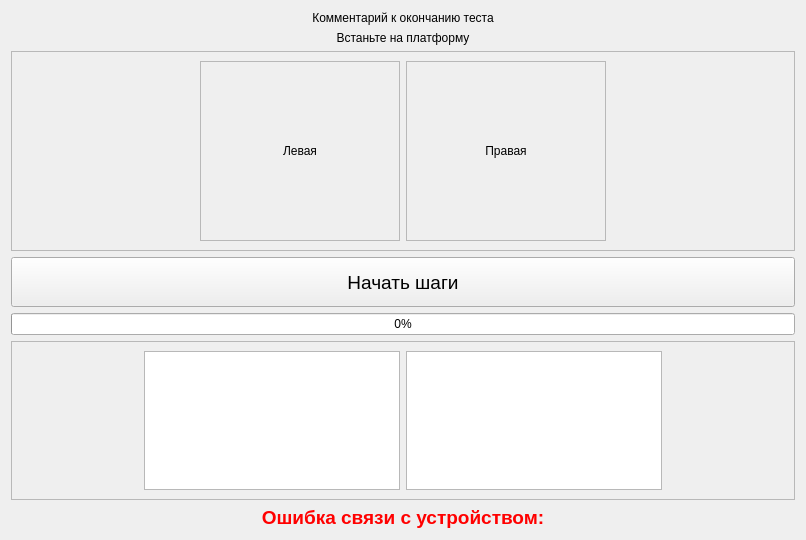
Above: metodics/jump_plate/teppingtest/teppingtestexecute.ui from grigp/a-analyser before the change. Below: the same form after it.
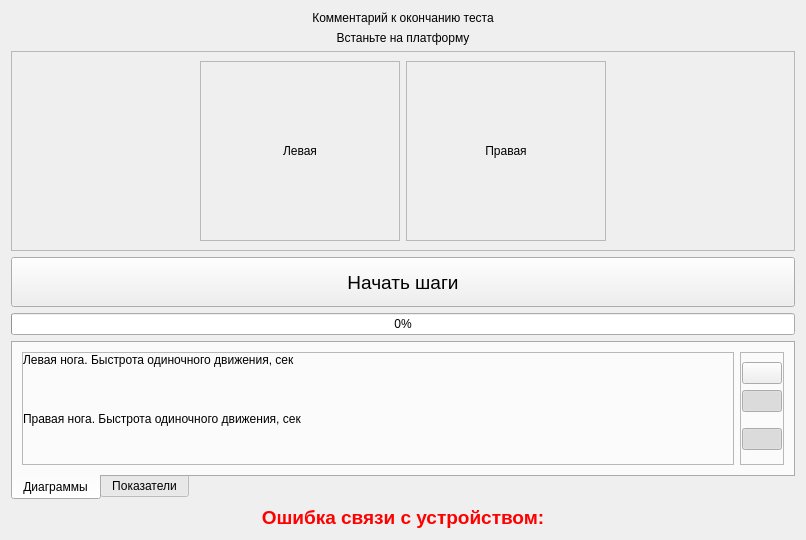
That is the form after the change. Icons and pictures are not drawn. Custom widgets are drawn as their Qt base class.

The edit to the form file:
```diff
--- a/metodics/jump_plate/teppingtest/teppingtestexecute.ui
+++ b/metodics/jump_plate/teppingtest/teppingtestexecute.ui
@@ -170,6 +170,228 @@
     </widget>
    </item>
    <item>
+    <widget class="QTabWidget" name="twPages">
+     <property name="tabPosition">
+      <enum>QTabWidget::South</enum>
+     </property>
+     <property name="currentIndex">
+      <number>0</number>
+     </property>
+     <widget class="QWidget" name="tabDiags">
+      <attribute name="title">
+       <string>Диаграммы</string>
+      </attribute>
+      <layout class="QHBoxLayout" name="horizontalLayout_3">
+       <item>
+        <widget class="QFrame" name="frDiags">
+         <property name="frameShape">
+          <enum>QFrame::StyledPanel</enum>
+         </property>
+         <property name="frameShadow">
+          <enum>QFrame::Raised</enum>
+         </property>
+         <layout class="QVBoxLayout" name="verticalLayout_6">
+          <property name="leftMargin">
+           <number>0</number>
+          </property>
+          <property name="topMargin">
+           <number>0</number>
+          </property>
+          <property name="rightMargin">
+           <number>0</number>
+          </property>
+          <property name="bottomMargin">
+           <number>0</number>
+          </property>
+          <item>
+           <widget class="QLabel" name="lblDiagLeftLeg">
+            <property name="sizePolicy">
+             <sizepolicy hsizetype="Preferred" vsizetype="Fixed">
+              <horstretch>0</horstretch>
+              <verstretch>0</verstretch>
+             </sizepolicy>
+            </property>
+            <property name="text">
+             <string>Левая нога. Быстрота одиночного движения, сек</string>
+            </property>
+           </widget>
+          </item>
+          <item>
+           <widget class="DynamicDiagram" name="wgtDiagLeftLeg" native="true"/>
+          </item>
+          <item>
+           <widget class="QLabel" name="lblDiagRightLeg">
+            <property name="sizePolicy">
+             <sizepolicy hsizetype="Preferred" vsizetype="Fixed">
+              <horstretch>0</horstretch>
+              <verstretch>0</verstretch>
+             </sizepolicy>
+            </property>
+            <property name="text">
+             <string>Правая нога. Быстрота одиночного движения, сек</string>
+            </property>
+           </widget>
+          </item>
+          <item>
+           <widget class="DynamicDiagram" name="wgtDiagRightLeg" native="true"/>
+          </item>
+         </layout>
+        </widget>
+       </item>
+       <item>
+        <widget class="QFrame" name="frDiagTool">
+         <property name="sizePolicy">
+          <sizepolicy hsizetype="Fixed" vsizetype="Preferred">
+           <horstretch>0</horstretch>
+           <verstretch>0</verstretch>
+          </sizepolicy>
+         </property>
+         <property name="frameShape">
+          <enum>QFrame::StyledPanel</enum>
+         </property>
+         <property name="frameShadow">
+          <enum>QFrame::Raised</enum>
+         </property>
+         <layout class="QVBoxLayout" name="verticalLayout_5">
+          <property name="leftMargin">
+           <number>1</number>
+          </property>
+          <property name="rightMargin">
+           <number>1</number>
+          </property>
+          <item>
+           <widget class="QPushButton" name="btnGraph">
+            <property name="toolTip">
+             <string>Показать в виде графика</string>
+            </property>
+            <property name="statusTip">
+             <string/>
+            </property>
+            <property name="text">
+             <string/>
+            </property>
+            <property name="icon">
+             <iconset resource="../../../kernel.qrc">
+              <normaloff>:/images/Dynamic/DynAsGraph.png</normaloff>:/images/Dynamic/DynAsGraph.png</iconset>
+            </property>
+            <property name="iconSize">
+             <size>
+              <width>20</width>
+              <height>20</height>
+             </size>
+            </property>
+            <property name="checkable">
+             <bool>true</bool>
+            </property>
+            <property name="checked">
+             <bool>false</bool>
+            </property>
+            <property name="autoExclusive">
+             <bool>true</bool>
+            </property>
+           </widget>
+          </item>
+          <item>
+           <widget class="QPushButton" name="btnBar">
+            <property name="toolTip">
+             <string>Показать в виде гистограммы</string>
+            </property>
+            <property name="statusTip">
+             <string/>
+            </property>
+            <property name="text">
+             <string/>
+            </property>
+            <property name="icon">
+             <iconset resource="../../../kernel.qrc">
+              <normaloff>:/images/Dynamic/DynAsBar.png</normaloff>:/images/Dynamic/DynAsBar.png</iconset>
+            </property>
+            <property name="iconSize">
+             <size>
+              <width>20</width>
+              <height>20</height>
+             </size>
+            </property>
+            <property name="checkable">
+             <bool>true</bool>
+            </property>
+            <property name="checked">
+             <bool>true</bool>
+            </property>
+            <property name="autoExclusive">
+             <bool>true</bool>
+            </property>
+           </widget>
+          </item>
+          <item>
+           <spacer name="verticalSpacer_2">
+            <property name="orientation">
+             <enum>Qt::Vertical</enum>
+            </property>
+            <property name="sizeType">
+             <enum>QSizePolicy::Fixed</enum>
+            </property>
+            <property name="sizeHint" stdset="0">
+             <size>
+              <width>20</width>
+              <height>10</height>
+             </size>
+            </property>
+           </spacer>
+          </item>
+          <item>
+           <widget class="QPushButton" name="btn3D">
+            <property name="toolTip">
+             <string>Объемное представление</string>
+            </property>
+            <property name="statusTip">
+             <string/>
+            </property>
+            <property name="text">
+             <string/>
+            </property>
+            <property name="icon">
+             <iconset resource="../../../kernel.qrc">
+              <normaloff>:/images/Dynamic/Dyn3D.png</normaloff>:/images/Dynamic/Dyn3D.png</iconset>
+            </property>
+            <property name="iconSize">
+             <size>
+              <width>20</width>
+              <height>20</height>
+             </size>
+            </property>
+            <property name="checkable">
+             <bool>true</bool>
+            </property>
+            <property name="checked">
+             <bool>true</bool>
+            </property>
+           </widget>
+          </item>
+          <item>
+           <spacer name="verticalSpacer_3">
+            <property name="orientation">
+             <enum>Qt::Vertical</enum>
+            </property>
+            <property name="sizeHint" stdset="0">
+             <size>
+              <width>20</width>
+              <height>213</height>
+             </size>
+            </property>
+           </spacer>
+          </item>
+         </layout>
+        </widget>
+       </item>
+      </layout>
+     </widget>
+     <widget class="QWidget" name="tabFactors">
+      <attribute name="title">
+       <string>Показатели</string>
+      </attribute>
+      <layout class="QVBoxLayout" name="verticalLayout_4">
+       <item>
     <widget class="QFrame" name="frTables">
      <property name="frameShape">
       <enum>QFrame::StyledPanel</enum>
@@ -178,6 +400,18 @@
       <enum>QFrame::Raised</enum>
      </property>
      <layout class="QHBoxLayout" name="horizontalLayout_2">
+          <property name="leftMargin">
+           <number>0</number>
+          </property>
+          <property name="topMargin">
+           <number>0</number>
+          </property>
+          <property name="rightMargin">
+           <number>0</number>
+          </property>
+          <property name="bottomMargin">
+           <number>0</number>
+          </property>
       <item>
        <spacer name="horizontalSpacer_3">
         <property name="orientation">
@@ -233,6 +467,10 @@
      </layout>
     </widget>
    </item>
+      </layout>
+     </widget>
+    </widget>
+   </item>
    <item>
     <widget class="QLabel" name="lblCommunicationError">
      <property name="sizePolicy">
@@ -349,6 +587,14 @@
    </item>
   </layout>
  </widget>
+ <customwidgets>
+  <customwidget>
+   <class>DynamicDiagram</class>
+   <extends>QWidget</extends>
+   <header location="global">dynamicdiagram.h</header>
+   <container>1</container>
+  </customwidget>
+ </customwidgets>
  <resources>
   <include location="../../../kernel.qrc"/>
  </resources>
```
Left out of the diff: 51 changed lines with no effect on the pictures. Lines whose indentation alone changed are shown as unchanged.
